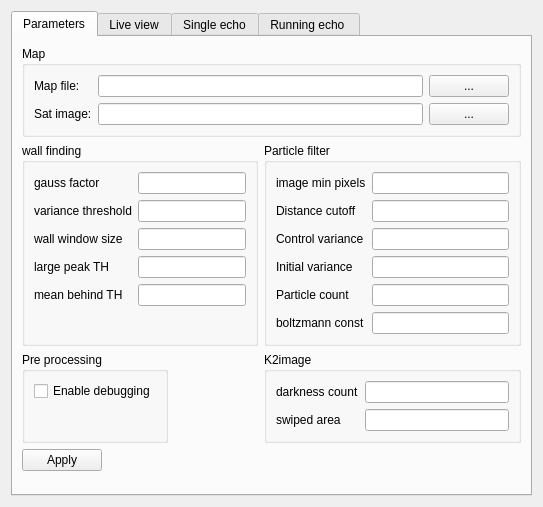
The window that Hanse/Module_SonarLocalization/form_sonarlocalization.ui (iti-luebeck/HANSE2011) describes before a commit, drawn with Qt 5.
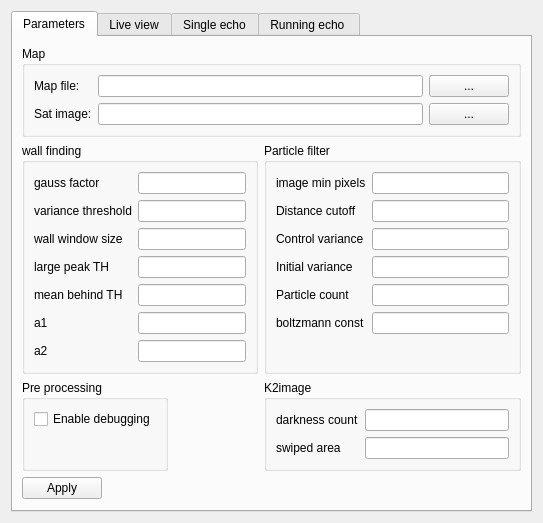
The same window after the commit.

Diff of the .ui file:
```diff
--- a/Hanse/Module_SonarLocalization/form_sonarlocalization.ui
+++ b/Hanse/Module_SonarLocalization/form_sonarlocalization.ui
@@ -122,6 +122,26 @@
             </property>
            </widget>
           </item>
+          <item row="6" column="0">
+           <widget class="QLabel" name="label_20">
+            <property name="text">
+             <string>a1</string>
+            </property>
+           </widget>
+          </item>
+          <item row="7" column="0">
+           <widget class="QLabel" name="label_21">
+            <property name="text">
+             <string>a2</string>
+            </property>
+           </widget>
+          </item>
+          <item row="6" column="1">
+           <widget class="QLineEdit" name="a1"/>
+          </item>
+          <item row="7" column="1">
+           <widget class="QLineEdit" name="a2"/>
+          </item>
          </layout>
         </widget>
        </item>
```
